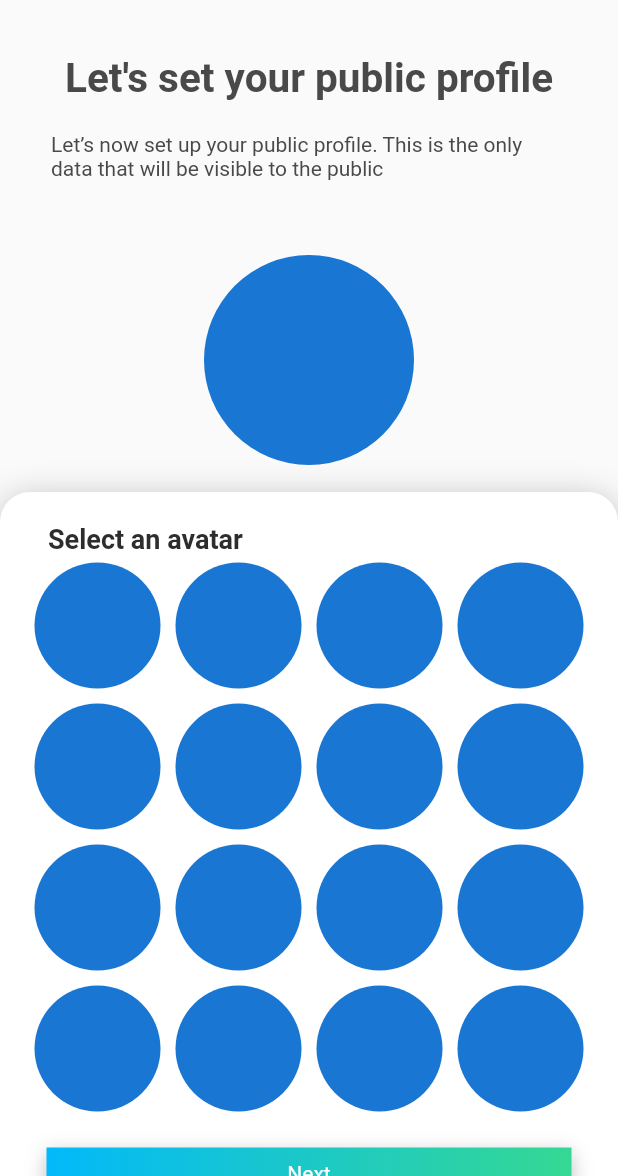
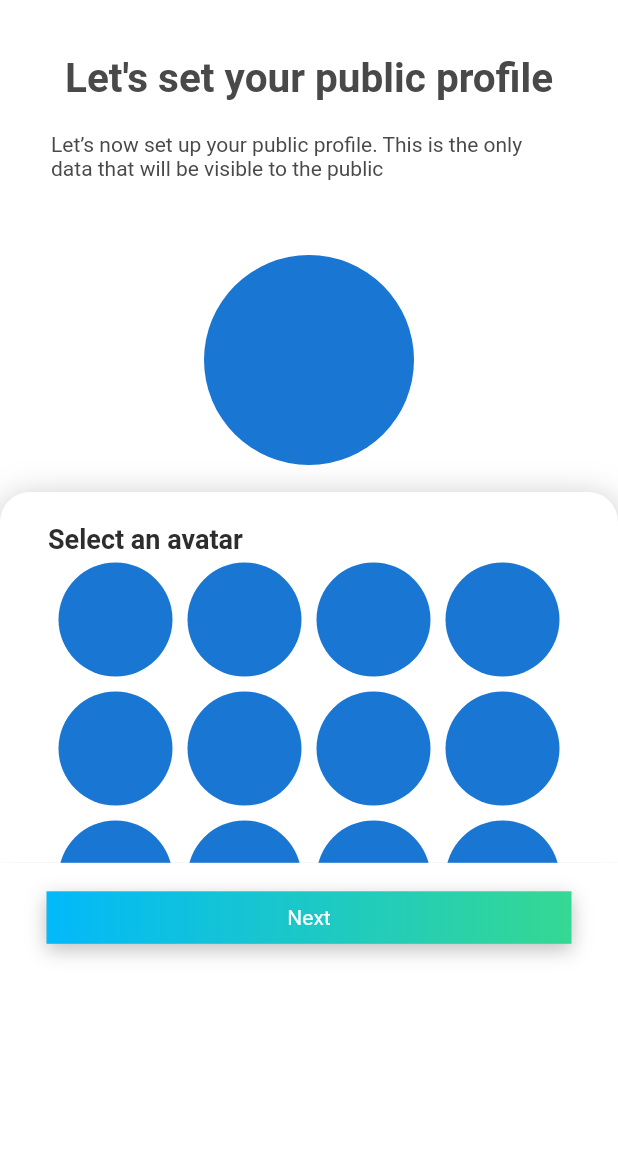
Before and after one commit to rennovex/onlive-flutter, a Flutter app: the OnboardingAvatarSelectionScreen screen opened by its route, on a phone screen of 412 x 824 dp, the part 60-1236 px from its top. Run offline on Flutter 3.47's test engine with Material 2 defaults, Android fonts, the light colour scheme and no system bars; our stand-ins replace bloc, dartz, equatable, flutter_bloc, get_it, google_fonts and 2 more; missing offline and left inert: pixel_perfect; Roboto replaces fonts that are missing (Poppins).

Commit message:
onboarding navigation added

```diff
--- a/onlive/lib/Features/Registration/presentation/screens/onboarding_avatar_selection_screen.dart
+++ b/onlive/lib/Features/Registration/presentation/screens/onboarding_avatar_selection_screen.dart
@@ -8,6 +8,7 @@ class OnboardingAvatarSelectionScreen extends StatelessWidget {
   @override
   Widget build(BuildContext context) {
     return Scaffold(
+      backgroundColor: Colors.white,
       appBar: AppBar(
         backgroundColor: Colors.transparent,
         elevation: 0,
@@ -25,7 +26,9 @@ class OnboardingAvatarSelectionScreen extends StatelessWidget {
           ),
         ],
       ),
-      body: SingleChildScrollView(
+      body: Container(
+        decoration: BoxDecoration(color: Colors.white),
+        child: SingleChildScrollView(
           child: Column(
             children: [
               Padding(
@@ -71,6 +74,10 @@ class OnboardingAvatarSelectionScreen extends StatelessWidget {
                       ),
                     ],
                     color: Colors.white),
+                child: Container(
+                  width: MediaQuery.of(context).size.width,
+                  height: MediaQuery.of(context).size.height * 0.3,
+                  child: SingleChildScrollView(
                     child: Column(
                       crossAxisAlignment: CrossAxisAlignment.start,
                       children: [
@@ -86,106 +93,118 @@ class OnboardingAvatarSelectionScreen extends StatelessWidget {
                           width: MediaQuery.of(context).size.width,
                           child: Wrap(
                             alignment: WrapAlignment.center,
+                            direction: Axis.horizontal,
                             children: [
                               Padding(
                                 padding: const EdgeInsets.all(5.0),
                                 child: CircleAvatar(
-                            radius: 42,
+                                  radius: 38,
                                 ),
                               ),
                               Padding(
                                 padding: const EdgeInsets.all(5.0),
                                 child: CircleAvatar(
-                            radius: 42,
+                                  radius: 38,
                                 ),
                               ),
                               Padding(
                                 padding: const EdgeInsets.all(5.0),
                                 child: CircleAvatar(
-                            radius: 42,
+                                  radius: 38,
                                 ),
                               ),
                               Padding(
                                 padding: const EdgeInsets.all(5.0),
                                 child: CircleAvatar(
-                            radius: 42,
+                                  radius: 38,
                                 ),
                               ),
                               Padding(
                                 padding: const EdgeInsets.all(5.0),
                                 child: CircleAvatar(
-                            radius: 42,
+                                  radius: 38,
                                 ),
                               ),
                               Padding(
                                 padding: const EdgeInsets.all(5.0),
                                 child: CircleAvatar(
-                            radius: 42,
+                                  radius: 38,
                                 ),
                               ),
                               Padding(
                                 padding: const EdgeInsets.all(5.0),
                                 child: CircleAvatar(
-                            radius: 42,
+                                  radius: 38,
                                 ),
                               ),
                               Padding(
                                 padding: const EdgeInsets.all(5.0),
                                 child: CircleAvatar(
-                            radius: 42,
+                                  radius: 38,
                                 ),
                               ),
                               Padding(
                                 padding: const EdgeInsets.all(5.0),
                                 child: CircleAvatar(
-                            radius: 42,
+                                  radius: 38,
                                 ),
                               ),
                               Padding(
                                 padding: const EdgeInsets.all(5.0),
                                 child: CircleAvatar(
-                            radius: 42,
+                                  radius: 38,
                                 ),
                               ),
                               Padding(
                                 padding: const EdgeInsets.all(5.0),
                                 child: CircleAvatar(
-                            radius: 42,
+                                  radius: 38,
                                 ),
                               ),
                               Padding(
                                 padding: const EdgeInsets.all(5.0),
                                 child: CircleAvatar(
-                            radius: 42,
+                                  radius: 38,
                                 ),
                               ),
                               Padding(
                                 padding: const EdgeInsets.all(5.0),
                                 child: CircleAvatar(
-                            radius: 42,
+                                  radius: 38,
                                 ),
                               ),
                               Padding(
                                 padding: const EdgeInsets.all(5.0),
                                 child: CircleAvatar(
-                            radius: 42,
+                                  radius: 38,
                                 ),
                               ),
                               Padding(
                                 padding: const EdgeInsets.all(5.0),
                                 child: CircleAvatar(
-                            radius: 42,
+                                  radius: 38,
                                 ),
                               ),
                               Padding(
                                 padding: const EdgeInsets.all(5.0),
                                 child: CircleAvatar(
-                            radius: 42,
+                                  radius: 38,
                                 ),
                               ),
                             ],
                           ),
                         ),
+                      ],
+                    ),
+                  ),
+                ),
+              ),
+              Container(
+                decoration: BoxDecoration(
+                  color: Colors.white,
+                ),
+                child: Column(
+                  children: [
                     SizedBox(
                       height: 19,
                     ),
@@ -200,8 +219,9 @@ class OnboardingAvatarSelectionScreen extends StatelessWidget {
                     ),
                   ],
                 ),
-            )
+              ),
             ],
+          ),
         ),
       ),
     );
--- a/onlive/lib/Utils/Router/app_router.dart
+++ b/onlive/lib/Utils/Router/app_router.dart
@@ -19,7 +19,7 @@ class AppRouter {
         return MaterialPageRoute(
             builder: (_) => const OnboardingAvatarSelectionScreen());
       case '/onboarding3':
-        return MaterialPageRoute(builder: (_) => const OnBoarding_Third());
+        return MaterialPageRoute(builder: (_) => const OnBoarding_Second());
       default:
         return null;
     }
--- a/onlive/lib/screens/onboarding1.dart
+++ b/onlive/lib/screens/onboarding1.dart
@@ -108,7 +108,11 @@ class OnBoarding_First extends StatelessWidget {
                     Center(
                       child: GradientButon(
                         text: "Next",
-                        onPressed: () {},
+                        onPressed: () async {
+                          print('button pressed');
+                          return await Navigator.of(context)
+                              .pushNamed('/onboarding2');
+                        },
                       ),
                     )
                   ],
```
Lines whose indentation alone changed are shown as unchanged.
